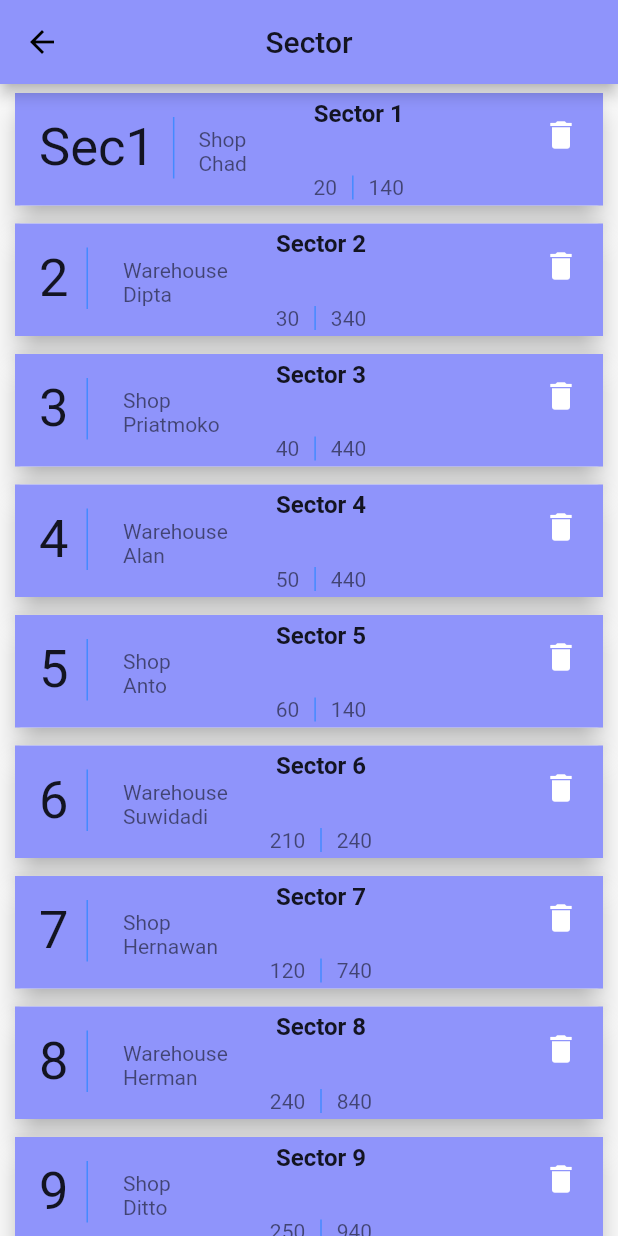
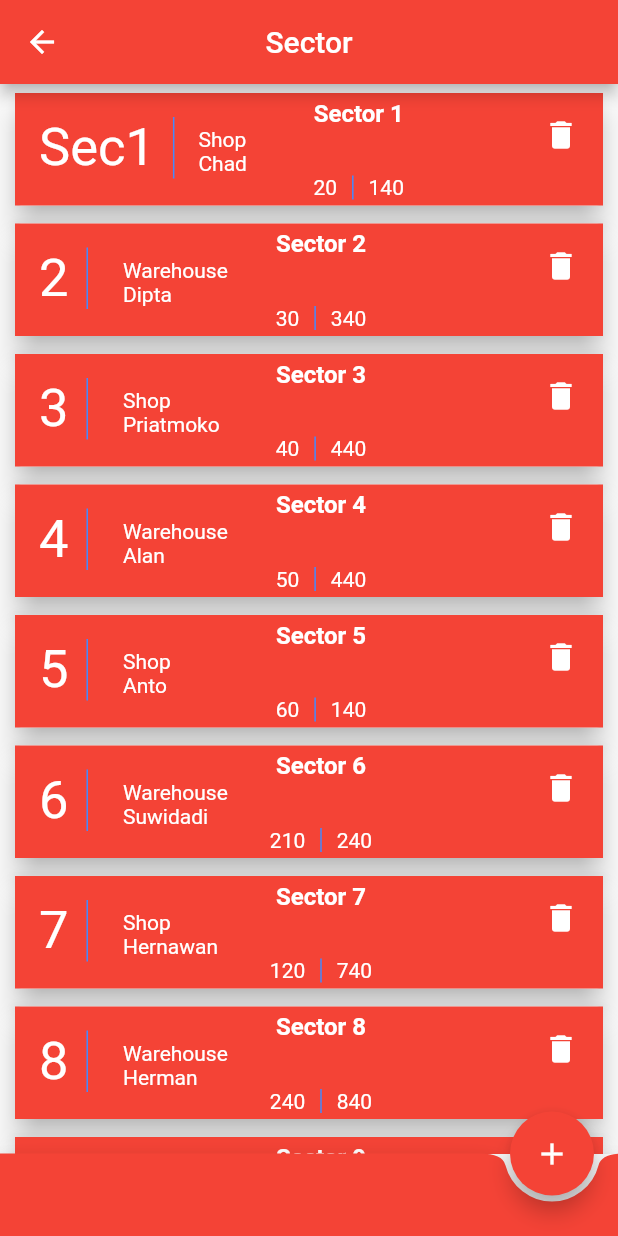
Before and after one commit to chadn4u/ast, a Flutter app: the MainPage screen opened directly, in the side drawer, after a tap on "Sector", on a phone screen of 412 x 824 dp. Run offline on Flutter 3.47's test engine with Material 2 defaults, Android fonts, the phone set to English and light mode, and no system bars; our stand-ins replace percent_indicator, simple_animations, timer_builder.

Commit message:
Update 2

```diff
--- a/lib/pages/MainPage.dart
+++ b/lib/pages/MainPage.dart
@@ -24,7 +24,7 @@ class _MainPageState extends State < MainPage > {
     ];
     return Scaffold(
       appBar: AppBar(
-        title: Text("Main Page"),
+        title: Text("Mains Page"),
       ),
       drawer: Drawer(
         child: Align(
--- a/lib/pages/sector.dart
+++ b/lib/pages/sector.dart
@@ -40,6 +40,21 @@ class Sector extends StatefulWidget{
               return CreateCardSector(sectorModel: lstSector[index],);
           }),
       ),
+      bottomNavigationBar: Container(
+      height: 55.0,
+      child: BottomAppBar(
+        color: Colors.red,
+        shape: CircularNotchedRectangle(),
+        child: Row(
+          mainAxisAlignment: MainAxisAlignment.spaceEvenly,
+        ),
+      ),
+    ),
+    floatingActionButton: FloatingActionButton(onPressed: (){},
+    backgroundColor: Colors.red,
+    child: Icon(Icons.add),
+    ),
+    floatingActionButtonLocation: FloatingActionButtonLocation.endDocked,
     );
   }
 }
--- a/lib/widgets/Sector/createCard.dart
+++ b/lib/widgets/Sector/createCard.dart
@@ -10,16 +10,23 @@ class CreateCardSector extends StatelessWidget{
 
   @override
   Widget build(BuildContext context) {
-    return Card(
+    return InkWell(
+      onTap: (){
+        Scaffold.of(context).showSnackBar(SnackBar(content: Text("Sector ${sectorModel.sectorName} clicked")
+          )
+        );
+      },
+        child: Card(
         elevation: 8.0,
         margin: EdgeInsets.symmetric(horizontal: 10,vertical: 6),
         child: Container(
           decoration: BoxDecoration(
-          color: Color.fromRGBO(143, 148, 251, 1),
+            color: Theme.of(context).primaryColor,
           ),
           child: MakeListSector(sectorModel: sectorModel,),
         ),
 
+      ),
     );
   }
 
--- a/lib/widgets/Sector/makeList.dart
+++ b/lib/widgets/Sector/makeList.dart
@@ -21,27 +21,28 @@ class MakeListSector extends StatelessWidget{
             )
           )
         ),
-        child: Text(sectorModel.sector,style: TextStyle(fontSize: 35),),
+        child: Text(sectorModel.sector,style: TextStyle(fontSize: 35,color: Colors.white),),
       ),
       title: Align(
         alignment: Alignment.center,
-        child: Text(sectorModel.sectorName,style: TextStyle(fontWeight: FontWeight.bold),)),
+        child: Text(sectorModel.sectorName,style: TextStyle(fontWeight: FontWeight.bold,
+        color: Colors.white),)),
       subtitle: Column(
         children: <Widget>[
           Align(
             alignment: Alignment.centerLeft,
-            child: Text(sectorModel.area,)
+            child: Text(sectorModel.area,style: TextStyle(color: Colors.white))
           ),
           Align(
             alignment: Alignment.centerLeft,
-            child: Text(sectorModel.pic,)
+            child: Text(sectorModel.pic,style: TextStyle(color: Colors.white))
           ),
           Row(mainAxisAlignment: MainAxisAlignment.center,
             children: <Widget>[
               Container(
                 margin: EdgeInsets.only(right: 10),
                 padding: EdgeInsets.only(right: 10),
-                child: Text(sectorModel.lock1.toString()),
+                child: Text(sectorModel.lock1.toString(),style: TextStyle(color: Colors.white),),
                 decoration: BoxDecoration(
                     border: Border(
                       right: BorderSide(
@@ -51,7 +52,9 @@ class MakeListSector extends StatelessWidget{
                     )
                 ),
               ),
-              Text(sectorModel.lock3.toString()),
+              Text(sectorModel.lock3.toString(),style: TextStyle(
+                color: Colors.white
+              ),),
             ],
           )
         ],
```
Also changed, not shown: lib/main.dart (+6 -16 lines). Lines whose indentation alone changed are shown as unchanged.
